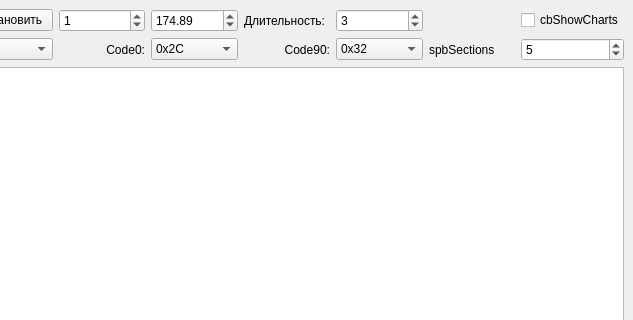
Old version of the form C++/decodertestmain.ui in the repository starodubtsevm/alsen_rx; both pictures show x 167 to 800 and y 0 to 320 of the 800 by 600 pixel window.
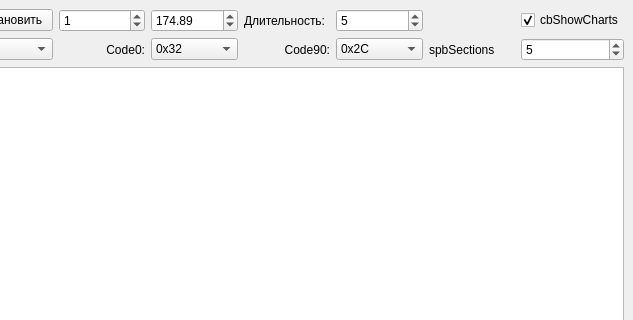
New version of the form.

Diff of the .ui file:
```diff
--- a/C++/decodertestmain.ui
+++ b/C++/decodertestmain.ui
@@ -83,7 +83,7 @@
        <string>cbShowCharts</string>
       </property>
       <property name="checked">
-       <bool>false</bool>
+       <bool>true</bool>
       </property>
      </widget>
     </item>
@@ -93,7 +93,7 @@
        <number>1</number>
       </property>
       <property name="value">
-       <number>3</number>
+       <number>5</number>
       </property>
      </widget>
     </item>
@@ -109,7 +109,7 @@
     <item row="1" column="5">
      <widget class="QComboBox" name="cmbCode90">
       <property name="currentIndex">
-       <number>3</number>
+       <number>2</number>
       </property>
       <item>
        <property name="text">
@@ -206,7 +206,7 @@
     <item row="1" column="3">
      <widget class="QComboBox" name="cmbCode0">
       <property name="currentIndex">
-       <number>2</number>
+       <number>3</number>
       </property>
       <item>
        <property name="text">
```
